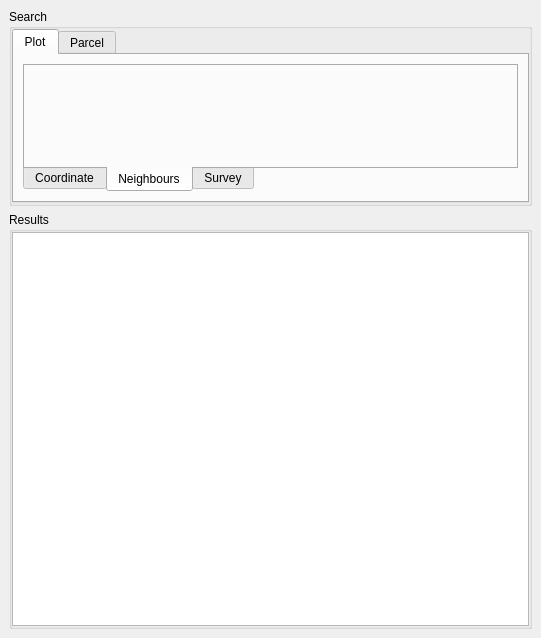
Qt form asistente_ladm_col/ui/dockwidget_queries.ui (SwissTierrasColombia/Asistente-LADM-COL) before a commit.
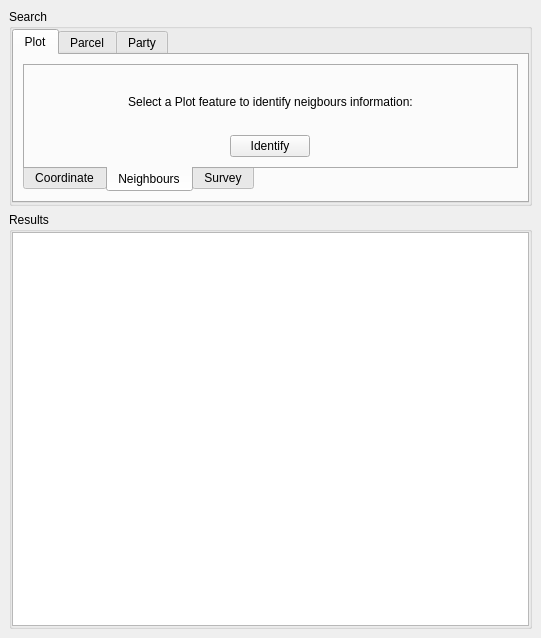
The same form after that commit. The open tabs and pages were chosen to show the change.

The edit to the form file:
```diff
--- a/asistente_ladm_col/ui/dockwidget_queries.ui
+++ b/asistente_ladm_col/ui/dockwidget_queries.ui
@@ -13,7 +13,7 @@
   <property name="minimumSize">
    <size>
     <width>541</width>
-    <height>535</height>
+    <height>562</height>
    </size>
   </property>
   <property name="windowTitle">
@@ -101,7 +101,29 @@
               <attribute name="title">
                <string>Neighbours</string>
               </attribute>
-              <layout class="QGridLayout" name="gridLayout_6"/>
+              <layout class="QGridLayout" name="gridLayout_6">
+               <item row="0" column="0">
+                <widget class="QLabel" name="label_4">
+                 <property name="text">
+                  <string>Select a Plot feature to identify neigbours information:</string>
+                 </property>
+                 <property name="alignment">
+                  <set>Qt::AlignCenter</set>
+                 </property>
+                </widget>
+               </item>
+               <item row="1" column="0">
+                <layout class="QGridLayout" name="gridLayout_9">
+                 <item row="0" column="0" alignment="Qt::AlignHCenter">
+                  <widget class="QPushButton" name="btn_identify_plot_2">
+                   <property name="text">
+                    <string>Identify</string>
+                   </property>
+                  </widget>
+                 </item>
+                </layout>
+               </item>
+              </layout>
              </widget>
              <widget class="QWidget" name="tab_plot_survey">
               <attribute name="title">
@@ -166,6 +188,12 @@
          <widget class="QWidget" name="tab_parcel">
           <attribute name="title">
            <string>Parcel</string>
+          </attribute>
+          <layout class="QGridLayout" name="gridLayout_8"/>
+         </widget>
+         <widget class="QWidget" name="tab_party">
+          <attribute name="title">
+           <string>Party</string>
           </attribute>
          </widget>
         </widget>
```
Left out of the diff: 2 changed lines with no effect on the pictures.
